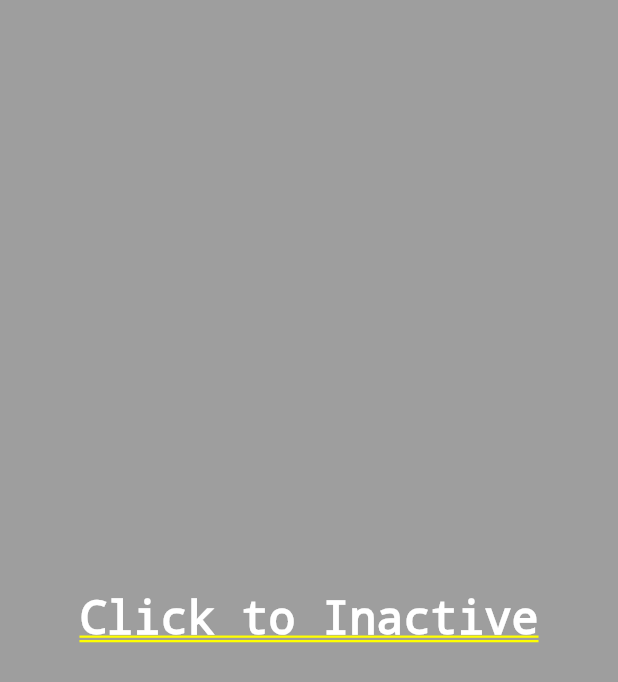
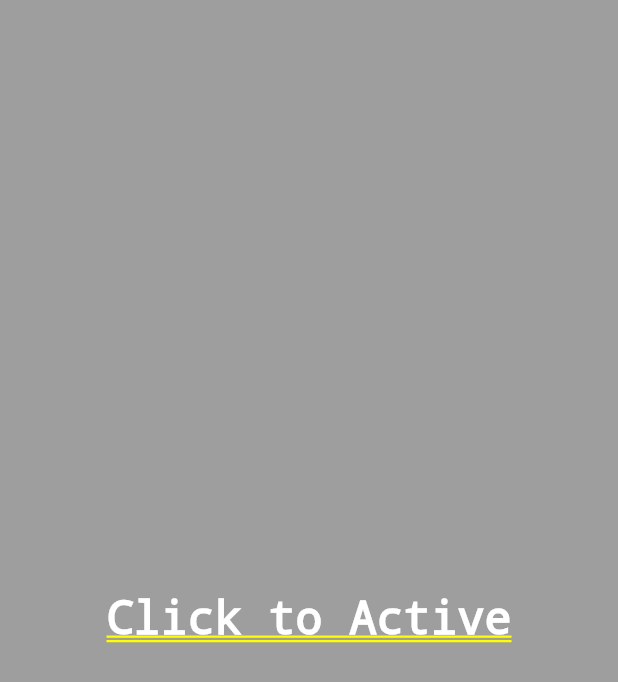
Before and after one commit to Western-parotia/FlutterLadder, a Flutter app: the screen it shows after launch, item 5 of the bottom bar chosen, after a tap on "状态管理", on a phone screen of 412 x 824 dp. Shown: the top 682 px of the screen. Run offline on Flutter 3.47's test engine with Material 2 defaults, Android fonts, the phone set to English and light mode, and no system bars; our stand-ins replace cached_network_image, card_swiper, dio, logger, pull_to_refresh; network calls fail.

Commit message:
优化文字描述

```diff
--- a/lib/modules/state_manager/state_parent.dart
+++ b/lib/modules/state_manager/state_parent.dart
@@ -30,7 +30,7 @@ class TapboxAState extends State<TapboxA> {
         color: _active ? Colors.greenAccent : Colors.grey,
         child: Center(
           child: Text(
-            _active ? "Click to Active" : "Click to Inactive",
+            _active ? "Click to Inactive" : "Click to Active",
             style: const TextStyle(fontSize: 30, color: Colors.white),
           ),
         ),
```
